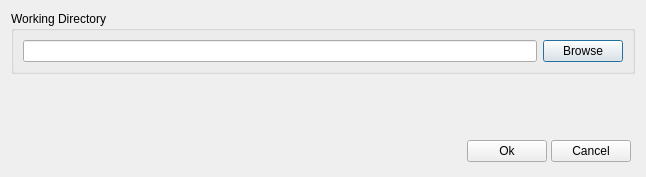
Old version of the form source/settingsdialog.ui in the repository diasurgical/d1-graphics-tool.
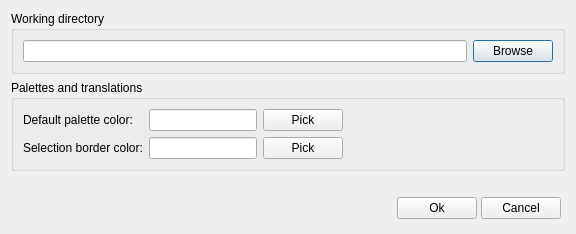
New version of the form.

Commit message: Add PaletteDefaultColor and PaletteSelectionBorderColor configuration values

The edit to the form file:
```diff
--- a/source/settingsdialog.ui
+++ b/source/settingsdialog.ui
@@ -6,8 +6,8 @@
    <rect>
     <x>0</x>
     <y>0</y>
-    <width>646</width>
-    <height>177</height>
+    <width>576</width>
+    <height>234</height>
    </rect>
   </property>
   <property name="windowTitle">
@@ -35,7 +35,7 @@
       </size>
      </property>
      <property name="title">
-      <string>Working Directory</string>
+      <string>Working directory</string>
      </property>
      <layout class="QHBoxLayout" name="horizontalLayout_4">
       <item>
@@ -55,6 +55,95 @@
      </layout>
     </widget>
    </item>
+   <item>
+    <widget class="QGroupBox" name="paletteTranslationGroupBox">
+     <property name="title">
+      <string>Palettes and translations</string>
+     </property>
+     <layout class="QGridLayout" name="gridLayout">
+      <item row="1" column="0">
+       <widget class="QLabel" name="paletteSelectionBorderColorLabel">
+        <property name="text">
+         <string>Selection border color:</string>
+        </property>
+       </widget>
+      </item>
+      <item row="1" column="1">
+       <widget class="QLineEdit" name="paletteSelectionBorderColorLineEdit">
+        <property name="sizePolicy">
+         <sizepolicy hsizetype="Minimum" vsizetype="Fixed">
+          <horstretch>0</horstretch>
+          <verstretch>0</verstretch>
+         </sizepolicy>
+        </property>
+        <property name="readOnly">
+         <bool>false</bool>
+        </property>
+       </widget>
+      </item>
+      <item row="0" column="3">
+       <spacer name="horizontalSpacer_2">
+        <property name="orientation">
+         <enum>Qt::Horizontal</enum>
+        </property>
+        <property name="sizeHint" stdset="0">
+         <size>
+          <width>40</width>
+          <height>20</height>
+         </size>
+        </property>
+       </spacer>
+      </item>
+      <item row="0" column="1">
+       <widget class="QLineEdit" name="defaultPaletteColorLineEdit">
+        <property name="sizePolicy">
+         <sizepolicy hsizetype="Minimum" vsizetype="Fixed">
+          <horstretch>0</horstretch>
+          <verstretch>0</verstretch>
+         </sizepolicy>
+        </property>
+        <property name="readOnly">
+         <bool>false</bool>
+        </property>
+       </widget>
+      </item>
+      <item row="0" column="0">
+       <widget class="QLabel" name="defaultPaletteColorLabel">
+        <property name="text">
+         <string>Default palette color:</string>
+        </property>
+       </widget>
+      </item>
+      <item row="1" column="3">
+       <spacer name="horizontalSpacer_3">
+        <property name="orientation">
+         <enum>Qt::Horizontal</enum>
+        </property>
+        <property name="sizeHint" stdset="0">
+         <size>
+          <width>40</width>
+          <height>20</height>
+         </size>
+        </property>
+       </spacer>
+      </item>
+      <item row="0" column="2">
+       <widget class="QPushButton" name="defaultPaletteColorPushButton">
+        <property name="text">
+         <string>Pick</string>
+        </property>
+       </widget>
+      </item>
+      <item row="1" column="2">
+       <widget class="QPushButton" name="paletteSelectionBorderColorPushButton">
+        <property name="text">
+         <string>Pick</string>
+        </property>
+       </widget>
+      </item>
+     </layout>
+    </widget>
+   </item>
    <item>
     <spacer name="verticalSpacer">
      <property name="orientation">
```
The commit also changes 5 other files.
